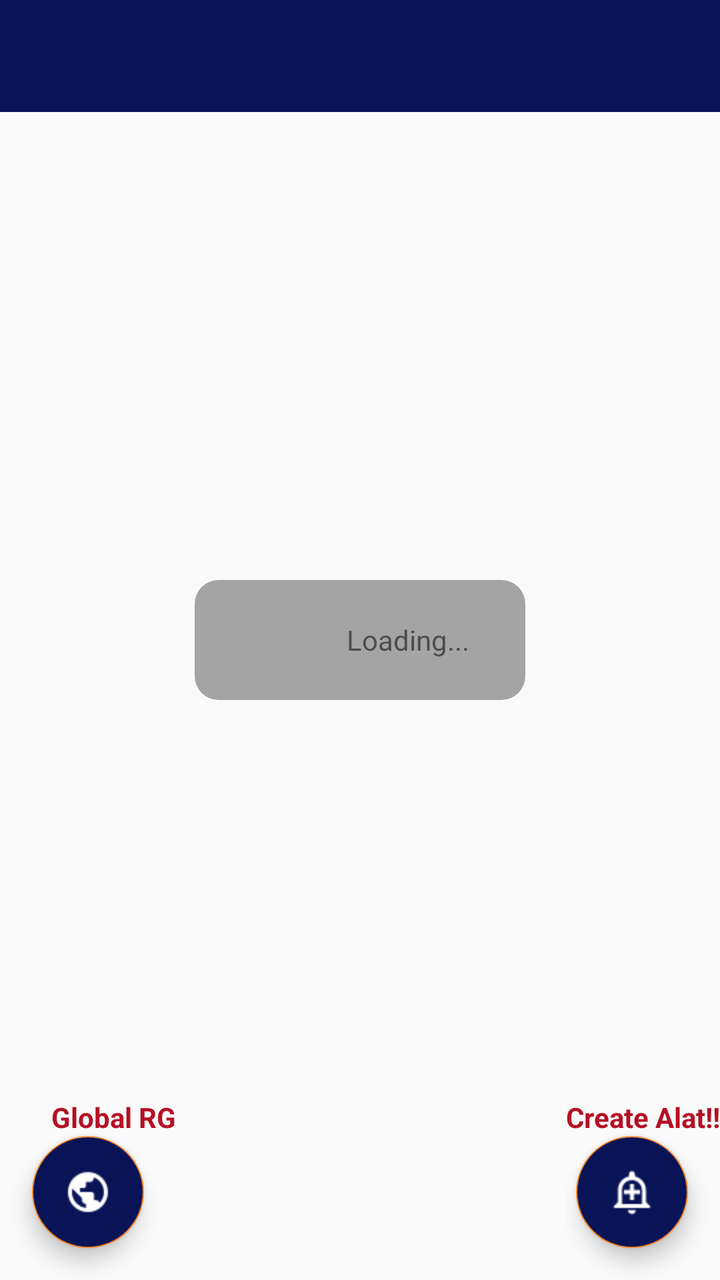
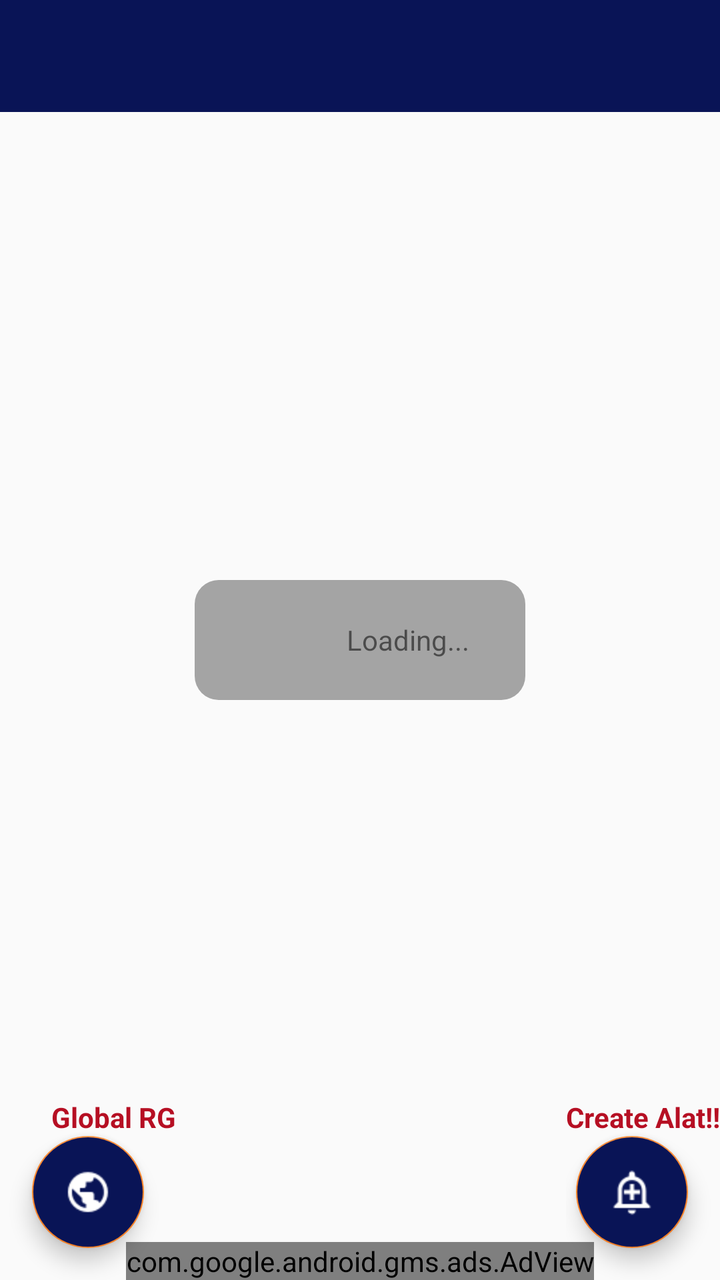

Two renders of the same Android screen: before a commit and after it. Below are the layout's source before the change and the commit's diff.
<!-- AndroidManifest.xml: application theme AppTheme -->
<!-- res/layout/activity_home.xml -->
<?xml version="1.0" encoding="utf-8"?>
<androidx.constraintlayout.widget.ConstraintLayout xmlns:android="http://schemas.android.com/apk/res/android"
    xmlns:app="http://schemas.android.com/apk/res-auto"
    xmlns:tools="http://schemas.android.com/tools"
    android:layout_width="match_parent"
    android:layout_height="match_parent"
    tools:context=".BasicUserActivity">

    <com.google.android.material.appbar.AppBarLayout
        android:id="@+id/layout"

        android:layout_width="match_parent"
        android:layout_height="wrap_content"
        android:theme="@style/AppTheme.AppBarOverlay"
        app:layout_constraintTop_toTopOf="parent">

        <androidx.appcompat.widget.Toolbar
            android:id="@+id/toolbar"
            android:layout_width="match_parent"
            android:layout_height="?attr/actionBarSize"
            android:background="?attr/colorPrimary"
            app:popupTheme="@style/AppTheme.PopupOverlay" />


    </com.google.android.material.appbar.AppBarLayout>

    <androidx.core.widget.NestedScrollView
        android:id="@+id/scroll"
        android:layout_width="match_parent"
        android:layout_height="wrap_content"
        android:layout_marginTop="@dimen/_10sdp"
        android:scrollbars="vertical"
        app:layout_constraintLeft_toLeftOf="parent"
        app:layout_constraintRight_toRightOf="parent"

        app:layout_constraintTop_toBottomOf="@+id/layout">

        <LinearLayout
            android:layout_width="match_parent"
            android:layout_height="match_parent"
            android:orientation="vertical">

            <androidx.recyclerview.widget.RecyclerView
                android:id="@+id/recycler_view"
                android:layout_width="match_parent"
                android:layout_height="wrap_content"
                android:orientation="vertical"
                android:visibility="visible" />
        </LinearLayout>
    </androidx.core.widget.NestedScrollView>


    <LinearLayout
        android:id="@+id/layout_discussions_progress"
        android:layout_width="wrap_content"
        android:layout_height="wrap_content"
        android:layout_centerInParent="true"
        android:background="@drawable/progress_background"
        android:orientation="horizontal"
        android:paddingHorizontal="20dp"
        android:paddingVertical="6dp"
        android:visibility="visible"
        app:layout_constraintBottom_toBottomOf="parent"
        app:layout_constraintEnd_toEndOf="parent"
        app:layout_constraintHorizontal_bias="0.5"
        app:layout_constraintStart_toStartOf="parent"
        app:layout_constraintTop_toTopOf="parent">

        <ProgressBar
            android:layout_width="wrap_content"
            android:layout_height="wrap_content" />

        <TextView
            android:layout_width="wrap_content"
            android:layout_height="wrap_content"
            android:layout_gravity="center_vertical"
            android:layout_marginHorizontal="8dp"
            android:text="Loading..." />

    </LinearLayout>

    
    
    
    
    <TextView
        android:id="@+id/texterror"
        android:layout_width="wrap_content"
        android:layout_height="wrap_content"
        android:background="@drawable/error"
        android:paddingHorizontal="16dp"
        android:paddingVertical="17dp"
        android:text="No Data"
        android:textColor="@color/error"
        android:textSize="17sp"
        android:visibility="gone"
        app:layout_constraintBottom_toBottomOf="parent"
        app:layout_constraintEnd_toEndOf="parent"
        app:layout_constraintHorizontal_bias="0.5"
        app:layout_constraintStart_toStartOf="parent"
        app:layout_constraintTop_toBottomOf="@+id/layout" />

    <FrameLayout
        android:id="@+id/main_fragment"
        android:layout_width="match_parent"
        android:layout_height="match_parent"
        android:orientation="vertical"
        app:layout_constraintBottom_toBottomOf="parent"
        app:layout_constraintHorizontal_bias="0.0"
        app:layout_constraintLeft_toLeftOf="parent"
        app:layout_constraintRight_toRightOf="parent"
        app:layout_constraintTop_toTopOf="parent"
        app:layout_constraintVertical_bias="0.0">


        <LinearLayout
            android:id="@+id/linear"
            android:layout_width="wrap_content"
            android:layout_height="wrap_content"
            android:layout_gravity="bottom|end"
            android:orientation="vertical">

            <TextView
                android:layout_width="wrap_content"
                android:layout_height="wrap_content"
                android:layout_gravity="bottom|end"
                android:layout_marginRight="@dimen/_5sdp"
                android:text="Create Alat!!"
                android:textColor="@color/error"
                android:textStyle="bold" />

            <com.google.android.material.floatingactionbutton.FloatingActionButton
                android:id="@+id/floating_action_button"
                style="@style/Widget.Design.FloatingActionButton"
                android:layout_width="wrap_content"
                android:layout_height="wrap_content"
                android:layout_gravity="bottom|end"
                android:layout_marginEnd="16dp"
                android:layout_marginRight="16dp"
                android:layout_marginBottom="16dp"
                android:background="@color/colorPrimary"
                android:backgroundTint="@color/colorPrimary"
                app:srcCompat="@drawable/addalaert" />


        </LinearLayout>

        <LinearLayout
            android:id="@+id/linear2"
            android:layout_width="wrap_content"
            android:layout_height="wrap_content"
            android:layout_gravity="bottom|start"
            android:orientation="vertical">

            <TextView
                android:layout_width="wrap_content"
                android:layout_height="wrap_content"
                android:layout_gravity="bottom|end"
                android:layout_marginRight="@dimen/_5sdp"
                android:text="Global RG"
                android:textColor="@color/error"
                android:textStyle="bold" />

            <com.google.android.material.floatingactionbutton.FloatingActionButton
                android:id="@+id/joinGlobal"
                style="@style/Widget.Design.FloatingActionButton"
                android:layout_width="wrap_content"
                android:layout_height="wrap_content"
                android:layout_gravity="bottom|end"
                android:layout_marginStart="16dp"
                android:layout_marginLeft="16dp"
                android:layout_marginEnd="16dp"
                android:layout_marginBottom="16dp"
                android:background="@color/colorPrimary"
                android:backgroundTint="@color/colorPrimary"
                app:srcCompat="@drawable/global" />

        </LinearLayout>

    </FrameLayout>

</androidx.constraintlayout.widget.ConstraintLayout>
<!-- resources referenced by this layout -->
<resources>
  <color name="colorPrimary">#091456</color>
  <color name="error">#B60F23</color>
  <!-- drawable addalaert: png bitmap (drawable, 363 bytes) -->
  <!-- drawable error (drawable) -->
  <?xml version="1.0" encoding="utf-8"?>
  <shape xmlns:android="http://schemas.android.com/apk/res/android"
      android:shape="rectangle">
  
      <solid android:color="#e4e4e4"/>
  
      <corners android:radius="10dp"/>
  
  </shape>
  <!-- drawable global: png bitmap (drawable, 502 bytes) -->
  <!-- drawable progress_background (drawable) -->
  <?xml version="1.0" encoding="utf-8"?>
  <shape xmlns:android="http://schemas.android.com/apk/res/android"
      android:shape="rectangle">
  
      <corners android:radius="12dp"/>
  
      <solid android:color="#a4a4a4"/>
  
  </shape>
  <style name="AppTheme.AppBarOverlay" parent="ThemeOverlay.AppCompat.Dark.ActionBar" />
  <style name="AppTheme.PopupOverlay" parent="ThemeOverlay.AppCompat.Light" />
  <style name="AppTheme" parent="Theme.AppCompat.Light.DarkActionBar">
          
          <item name="colorPrimary">@color/colorPrimary</item>
          <item name="colorPrimaryDark">@color/colorPrimaryDark</item>
          <item name="colorAccent">@color/colorAccent</item>
      </style>
  <color name="colorPrimaryDark">#091456</color>
  <color name="colorAccent">#ff8528</color>
</resources>

<!-- the commit's change to res/layout/activity_home.xml (unified diff, before → after) -->
@@ -112,6 +112,21 @@
         app:layout_constraintTop_toTopOf="parent"
         app:layout_constraintVertical_bias="0.0">
 
+        <LinearLayout
+            android:layout_width="match_parent"
+            android:layout_gravity="center_horizontal"
+            android:gravity="bottom|center_horizontal"
+            android:layout_marginBottom="@dimen/_10sdp"
+            android:layout_height="match_parent">
+            <com.google.android.gms.ads.AdView
+                android:id="@+id/adView"
+                android:layout_width="wrap_content"
+                android:layout_height="wrap_content"
+                app:adSize="BANNER"
+                app:adUnitId="ca-app-pub-3940256099942544/6300978111">
+
+            </com.google.android.gms.ads.AdView>
+        </LinearLayout>
 
         <LinearLayout
             android:id="@+id/linear"
